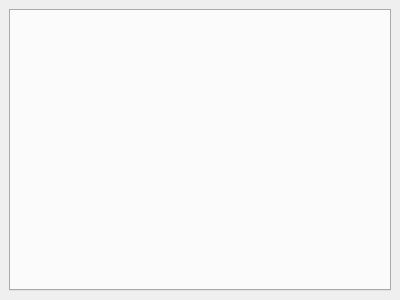
Trailmarker/paddock-power, file mlapp/src/views/feature_view/feature_view_base.ui: the form before one commit.
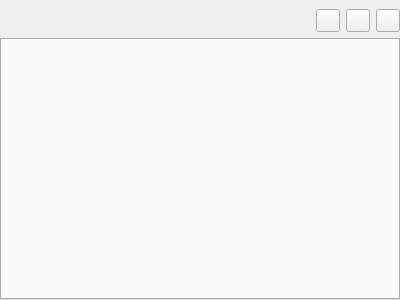
The form after the commit. Icons and pictures are not drawn.

Diff of the .ui file:
```diff
--- a/mlapp/src/views/feature_view/feature_view_base.ui
+++ b/mlapp/src/views/feature_view/feature_view_base.ui
@@ -18,6 +18,83 @@
   </property>
   <widget class="QWidget" name="dockWidgetContents">
    <layout class="QVBoxLayout" name="verticalLayout">
+    <property name="leftMargin">
+     <number>0</number>
+    </property>
+    <property name="rightMargin">
+     <number>0</number>
+    </property>
+    <property name="bottomMargin">
+     <number>0</number>
+    </property>
+    <item>
+     <layout class="QHBoxLayout" name="headerLayout">
+      <property name="spacing">
+       <number>6</number>
+      </property>
+      <property name="sizeConstraint">
+       <enum>QLayout::SetDefaultConstraint</enum>
+      </property>
+      <item>
+       <spacer name="toolbarSpacer">
+        <property name="orientation">
+         <enum>Qt::Horizontal</enum>
+        </property>
+        <property name="sizeType">
+         <enum>QSizePolicy::MinimumExpanding</enum>
+        </property>
+        <property name="sizeHint" stdset="0">
+         <size>
+          <width>0</width>
+          <height>0</height>
+         </size>
+        </property>
+       </spacer>
+      </item>
+      <item>
+       <widget class="QToolButton" name="sketchFenceButton">
+        <property name="toolTip">
+         <string>Sketch a Fence …</string>
+        </property>
+        <property name="text">
+         <string/>
+        </property>
+        <property name="icon">
+         <iconset>
+          <normaloff>../../../images/new-fence.png</normaloff>../../../images/new-fence.png</iconset>
+        </property>
+       </widget>
+      </item>
+      <item>
+       <widget class="QToolButton" name="sketchPipelineButton">
+        <property name="toolTip">
+         <string>Sketch a Pipeline …</string>
+        </property>
+        <property name="text">
+         <string/>
+        </property>
+        <property name="icon">
+         <iconset>
+          <normaloff>../../../images/new-pipeline.png</normaloff>../../../images/new-pipeline.png</iconset>
+        </property>
+       </widget>
+      </item>
+      <item>
+       <widget class="QToolButton" name="sketchWaterpointButton">
+        <property name="toolTip">
+         <string>Sketch a Waterpoint …</string>
+        </property>
+        <property name="text">
+         <string/>
+        </property>
+        <property name="icon">
+         <iconset>
+          <normaloff>../../../images/new-waterpoint.png</normaloff>../../../images/new-waterpoint.png</iconset>
+        </property>
+       </widget>
+      </item>
+     </layout>
+    </item>
     <item>
      <widget class="QTabWidget" name="tabWidget">
       <property name="tabPosition">
```
